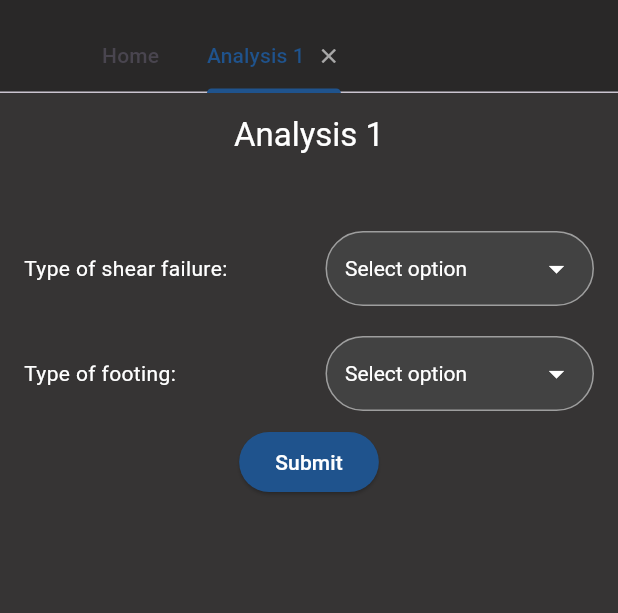
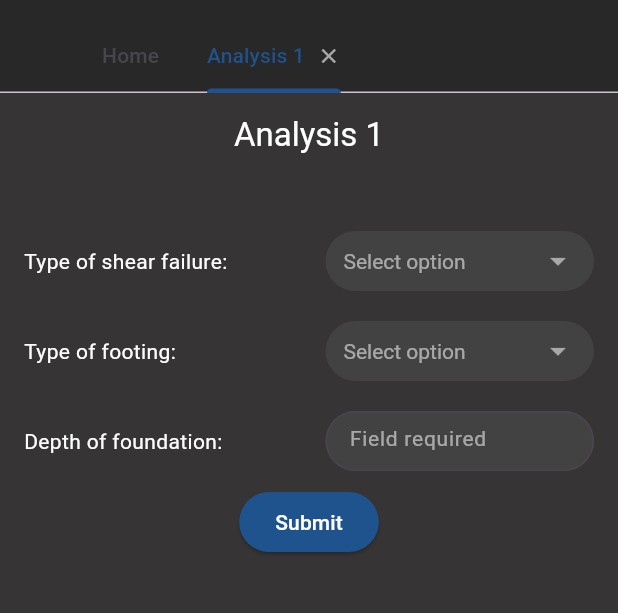
Before and after one commit to raymunddd/foundcalc, a Flutter app: the screen it shows after launch, after a tap on "Analysis", on a phone screen of 412 x 824 dp, the part 63-676 px from its top. Run offline on Flutter 3.47's test engine with Material 3 defaults, Android fonts, the phone set to English and light mode, and no system bars.

Commit message:
Design changes

```diff
--- a/foundcalc/lib/pages/analysis_page.dart
+++ b/foundcalc/lib/pages/analysis_page.dart
@@ -10,6 +10,7 @@ Basta need ng
 
 */
 
+import 'package:flutter/foundation.dart';
 import 'package:flutter/material.dart';
 import '../settings/analysis_state.dart';
 
@@ -126,6 +127,7 @@ Widget build(BuildContext context) {
           children: [
             row1ShearFailure(),
             row2FootingType(),
+            row3Df(),
             SizedBox(height: 10),
             submitButton(),
           ],
@@ -162,9 +164,9 @@ Widget build(BuildContext context) {
               ),
             ),
             Container(
+              height: 40,
               width: 179,
               decoration: BoxDecoration(
-                border: Border.all(color: Colors.grey),
                 borderRadius: BorderRadius.circular(25),
                 color: Colors.grey[800],
               ),
@@ -172,9 +174,9 @@ Widget build(BuildContext context) {
               child: DropdownButton<String>(
                 isExpanded: true,
                 value: selectedShearFailure,
-                hint: Text('Select option', style: TextStyle(color: Colors.white)),
+                hint: Text('Select option', style: TextStyle(color: Colors.white54)),
                 dropdownColor: Colors.grey[800],
-                icon: Icon(Icons.arrow_drop_down, color: Colors.white),
+                icon: Icon(Icons.arrow_drop_down, color: Colors.white54),
                 iconSize: 24,
                 elevation: 16,
                 style: TextStyle(color: Colors.white),
@@ -209,9 +211,9 @@ Widget build(BuildContext context) {
               ),
             ),
             Container(
+              height: 40,
               width: 179,
               decoration: BoxDecoration(
-                border: Border.all(color: Colors.grey),
                 borderRadius: BorderRadius.circular(25),
                 color: Colors.grey[800],
               ),
@@ -219,9 +221,9 @@ Widget build(BuildContext context) {
               child: DropdownButton<String>(
                 isExpanded: true,
                 value: selectedFootingType,
-                hint: Text('Select option', style: TextStyle(color: Colors.white)),
+                hint: Text('Select option', style: TextStyle(color: Colors.white54)),
                 dropdownColor: Colors.grey[800],
-                icon: Icon(Icons.arrow_drop_down, color: Colors.white),
+                icon: Icon(Icons.arrow_drop_down, color: Colors.white54),
                 iconSize: 24,
                 elevation: 16,
                 style: TextStyle(color: Colors.white),
@@ -243,4 +245,48 @@ Widget build(BuildContext context) {
       ),
     );
   }
+
+  Widget row3Df() {
+    return Padding(
+      padding: EdgeInsets.only(top: 20),
+      child: Row(
+        mainAxisAlignment: MainAxisAlignment.spaceBetween, // Centers row children horizontally
+        children: [
+          Expanded(
+            child: Text(
+              'Depth of foundation:',
+              style: TextStyle(color: Colors.white),
+            ),
+          ),
+          Container(
+            width: 179,
+            child: TextSelectionTheme(
+              data: TextSelectionThemeData(
+                cursorColor: Colors.white,
+              ),
+              child: SizedBox(
+                height: 40, // Adjust height as needed
+                child: TextField(
+                  style: TextStyle(color: Colors.white),
+                  decoration: InputDecoration(
+                    hintText: "Field required",
+                    hintStyle: TextStyle(color: Colors.white54, fontSize: 14),
+                    border: OutlineInputBorder(
+                      borderRadius: BorderRadius.circular(25),
+                    ),
+                    filled: true,
+                    fillColor: Colors.grey[800],
+                    focusedBorder: OutlineInputBorder(
+                      borderRadius: BorderRadius.circular(25),
+                      borderSide: BorderSide(color: Colors.white),
+                    ),
+                  ),
+                ),
+              )
+            )
+          ),
+        ],
+      ),
+    );
+  }
 }
```
